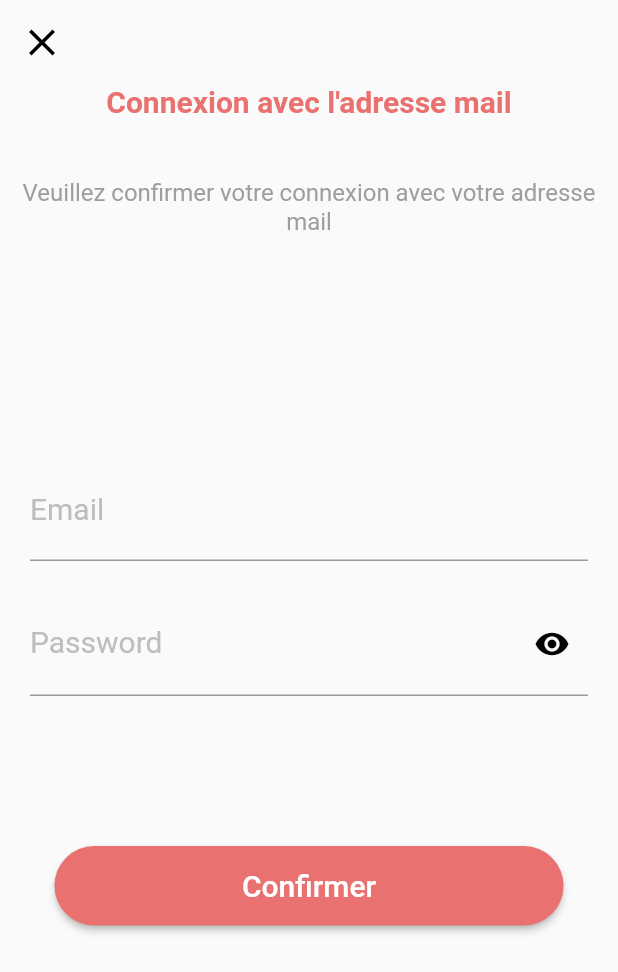
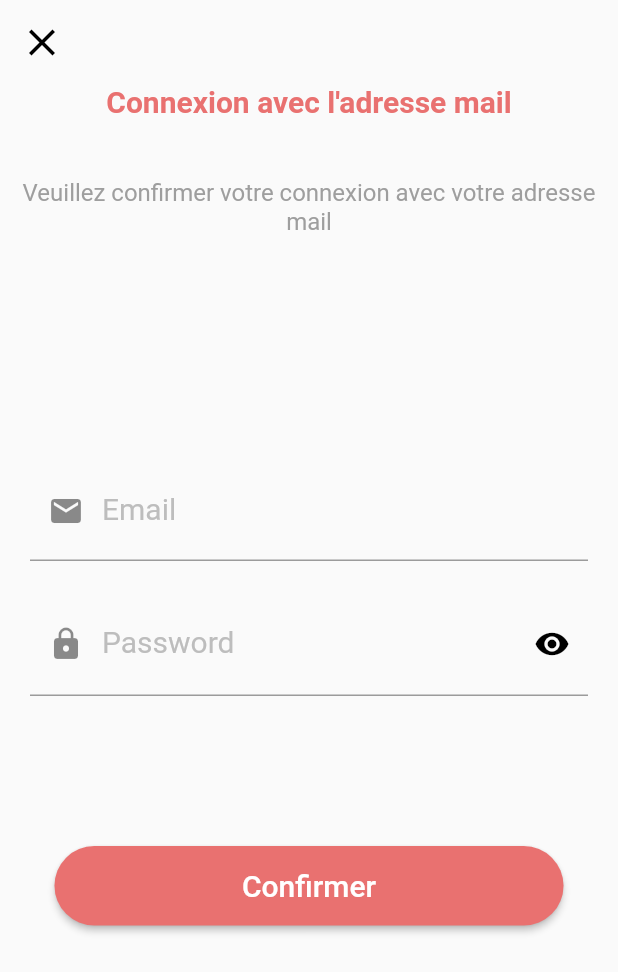
Before and after one commit to GUINCODE/yoga, a Flutter app: the SocialPage screen opened directly, after a tap on "GMAIL", on a phone screen of 412 x 824 dp. Shown: the top 972 px of the screen. Run offline on Flutter 3.47's test engine with Material 2 defaults, Android fonts, the phone set to English and light mode, and no system bars; our stand-ins replace font_awesome_flutter, google_fonts; missing offline and left inert: dart:html.

Commit message:
prefixe: ajout des icons mail et lock dans les champs de connexion

```diff
--- a/lib/login_page.dart
+++ b/lib/login_page.dart
@@ -101,11 +101,13 @@ class _LoginFormState extends State<LoginForm> {
                 height: 1.0,
               ),
               decoration: InputDecoration(
-                  labelStyle: TextStyle(
-                    color: Colors.grey[400],
-                    fontSize: 20,
-                  ),
-                  labelText: "Email"),
+                labelStyle: TextStyle(
+                  color: Colors.grey[400],
+                  fontSize: 20,
+                ),
+                labelText: "Email",
+                prefixIcon: Icon(Icons.mail),
+              ),
             ),
           ),
           SizedBox(
@@ -138,6 +140,7 @@ class _LoginFormState extends State<LoginForm> {
                     });
                   },
                 ),
+                prefixIcon: Icon(Icons.lock),
               ),
             ),
           ),
--- a/lib/social_page.dart
+++ b/lib/social_page.dart
@@ -166,7 +166,7 @@ class SocialPage extends StatelessWidget {
                             ],
                           ),
                         ),
-                        delay: 1500,
+                        delay: 1200,
                       )
                     ],
                   ),
```
